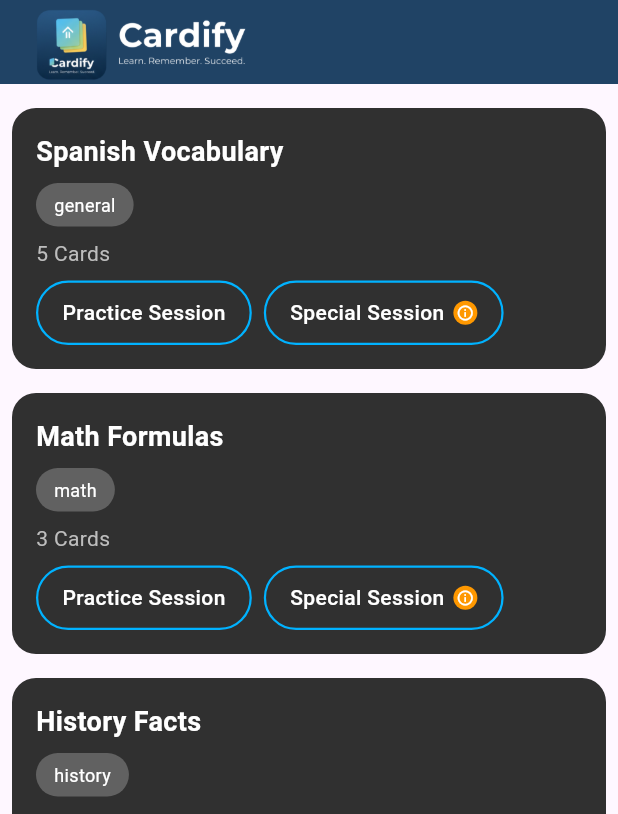
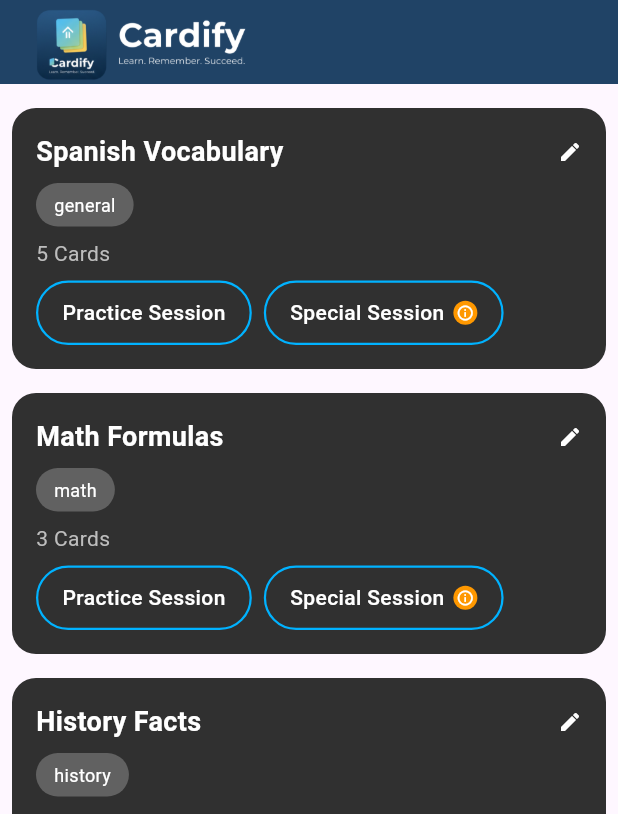
Before and after one commit to nithkidd/Cardify-APP, a Flutter app: the screen it shows after launch, on a phone screen of 412 x 824 dp. Shown: the top 814 px of the screen. Run offline on Flutter 3.47's test engine with Material 3 defaults, Android fonts, the phone set to English and light mode, and no system bars; our stand-ins replace sqflite, sqflite_common_ffi; accounts and stored records are empty.

Commit message:
move things to deckscreen

```diff
--- a/lib/main.dart
+++ b/lib/main.dart
@@ -1,6 +1,6 @@
 import 'dart:io';
 import 'package:flashcard/data/database/database_service.dart';
-import 'package:flashcard/ui/cardify_app.dart';
+import 'package:flashcard/ui/screens/deck_screen.dart';
 import 'package:flutter/foundation.dart';
 import 'package:flutter/material.dart';
 import 'package:sqflite_common_ffi/sqflite_ffi.dart';
@@ -18,5 +18,5 @@ void main() async {
     await DatabaseService().database;
   }
 
-  runApp(MaterialApp(debugShowCheckedModeBanner: false, home: CardifyApp()));
+  runApp(MaterialApp(debugShowCheckedModeBanner: false, home: DeckScreen()));
 }
--- a/lib/ui/cardify_app.dart
+++ /dev/null
@@ -1,24 +0,0 @@
-import 'package:flashcard/ui/screens/deck_screen.dart';
-import 'package:flutter/material.dart';
-
-class CardifyApp extends StatelessWidget {
-  const CardifyApp({super.key});
-
-  @override
-  Widget build(BuildContext context) {
-    return Scaffold(
-      appBar: AppBar(
-        title: SizedBox(
-          height: 80,
-          child: Image.asset(
-            'lib/assets/cardify-logo.png',
-            fit: BoxFit.fitHeight,
-          ),
-        ),
-        backgroundColor: const Color(0xFF204365),
-      ),
-      body: DeckScreen(),
-      // backgroundColor: const Color(0xFF070706),
-    );
-  }
-}
--- a/lib/ui/screens/deck_screen.dart
+++ b/lib/ui/screens/deck_screen.dart
@@ -45,15 +45,52 @@ class _DeckScreenState extends State<DeckScreen> {
     }
   }
 
+  // void onRemoveDeck(Deck deck) async {
+  //   int deckIndex = decks.indexOf(deck);
+
+  //   await repository.deleteDeck(deck.deckId);
+  //   setState(() {
+  //     decks.remove(deck);
+  //   });
+
+  //   ScaffoldMessenger.of(context).showSnackBar(
+  //     SnackBar(
+  //       content: Text('Deck deleted'),
+  //       duration: Duration(seconds: 3),
+  //       action: SnackBarAction(
+  //         label: 'Undo',
+  //         onPressed: () async {
+  //           await repository.addDeck(decks, deck);
+  //           setState(() {
+  //             decks.insert(deckIndex, deck);
+  //           });
+  //         },
+  //       ),
+  //     ),
+  //   );
+  // }
+
   @override
   Widget build(BuildContext context) {
     if (isLoading) {
       return const Scaffold(
         backgroundColor: Color(0xFF070706),
-        body: Center(child: CircularProgressIndicator(color: Colors.cyan)),
+        body: Center(child: CircularProgressIndicator(color: Color(0xFF204366))),
       );
     }
-    return Column(
+
+    return Scaffold(
+      appBar: AppBar(
+        title: SizedBox(
+          height: 80,
+          child: Image.asset(
+            'lib/assets/cardify-logo.png',
+            fit: BoxFit.fitHeight,
+          ),
+        ),
+        backgroundColor: const Color(0xFF204366),
+      ),
+      body: Column(
         crossAxisAlignment: CrossAxisAlignment.start,
         children: [
           Expanded(
@@ -96,6 +133,7 @@ class _DeckScreenState extends State<DeckScreen> {
             ),
           ),
         ],
+      ),
     );
   }
 }
--- a/lib/ui/widgets/deck/deck_item.dart
+++ b/lib/ui/widgets/deck/deck_item.dart
@@ -40,6 +40,7 @@ class DeckItem extends StatelessWidget {
     );
   }
 
+
   @override
   Widget build(BuildContext context) {
     return GestureDetector(
@@ -53,13 +54,25 @@ class DeckItem extends StatelessWidget {
         child: Column(
           crossAxisAlignment: CrossAxisAlignment.start,
           children: [
-            Text(
+            Row(
+              mainAxisAlignment: MainAxisAlignment.spaceBetween,
+              children: [
+                Expanded(
+                  child: Text(
                     deck.name,
                     style: const TextStyle(
                       color: Colors.white,
                       fontSize: 18,
                       fontWeight: FontWeight.w600,
                     ),
+                  ),
+                ),
+                Icon(
+                  Icons.edit,
+                  color: Colors.white,
+                  size: 16,
+                ),
+              ],
             ),
             const SizedBox(height: 8),
             Container(
```
Lines whose indentation alone changed are shown as unchanged.
